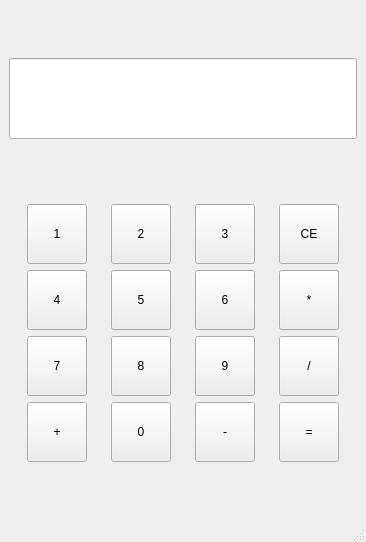
Before: the Qt Designer form pyQtdemo/designer/calculated.ui in shulu/python_note, drawn with Qt 5.
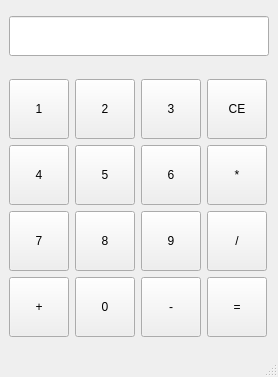
After: the same form once the commit is applied.

The edit to the form file:
```diff
--- a/pyQtdemo/designer/calculated.ui
+++ b/pyQtdemo/designer/calculated.ui
@@ -6,8 +6,8 @@
    <rect>
     <x>0</x>
     <y>0</y>
-    <width>366</width>
-    <height>542</height>
+    <width>278</width>
+    <height>377</height>
    </rect>
   </property>
   <property name="sizePolicy">
@@ -26,9 +26,15 @@
       <property name="minimumSize">
        <size>
         <width>0</width>
-        <height>81</height>
+        <height>40</height>
        </size>
       </property>
+      <property name="font">
+       <font>
+        <family>Monaco</family>
+        <pointsize>12</pointsize>
+       </font>
+      </property>
      </widget>
     </item>
     <item>
@@ -50,7 +56,7 @@
     <item>
      <layout class="QGridLayout" name="gridLayout">
       <item row="0" column="0">
-       <widget class="QPushButton" name="num_0">
+       <widget class="QPushButton" name="num_1">
         <property name="minimumSize">
          <size>
           <width>60</width>
@@ -69,7 +75,7 @@
        </widget>
       </item>
       <item row="0" column="1">
-       <widget class="QPushButton" name="num_1">
+       <widget class="QPushButton" name="num_2">
         <property name="minimumSize">
          <size>
           <width>60</width>
@@ -297,7 +303,7 @@
        </widget>
       </item>
       <item row="3" column="1">
-       <widget class="QPushButton" name="pushButton_13">
+       <widget class="QPushButton" name="num_0">
         <property name="minimumSize">
          <size>
           <width>60</width>
```
Left out of the diff: 2 changed lines with no effect on the pictures.
